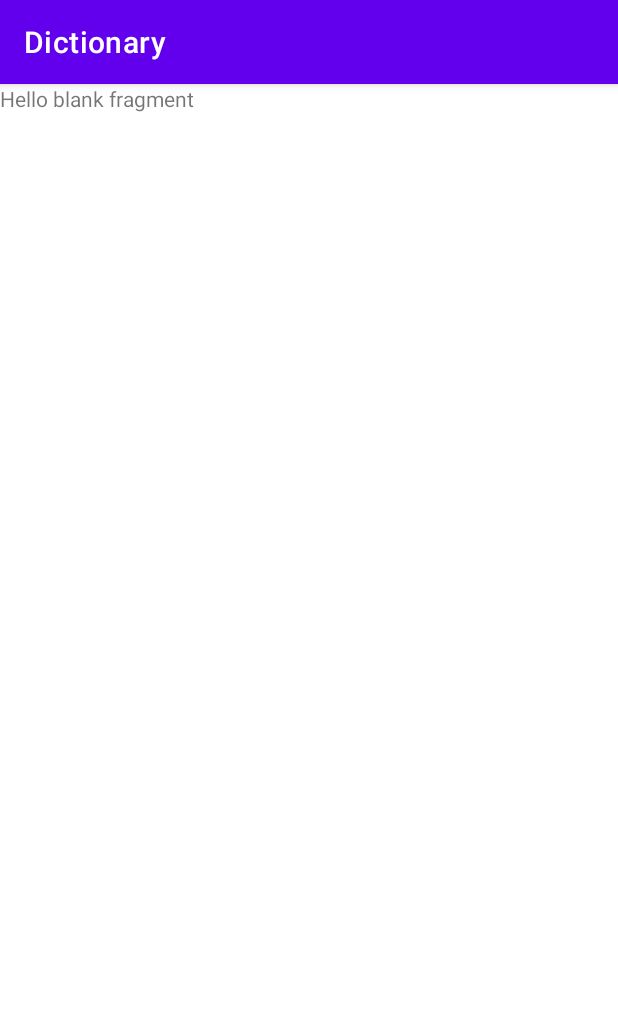
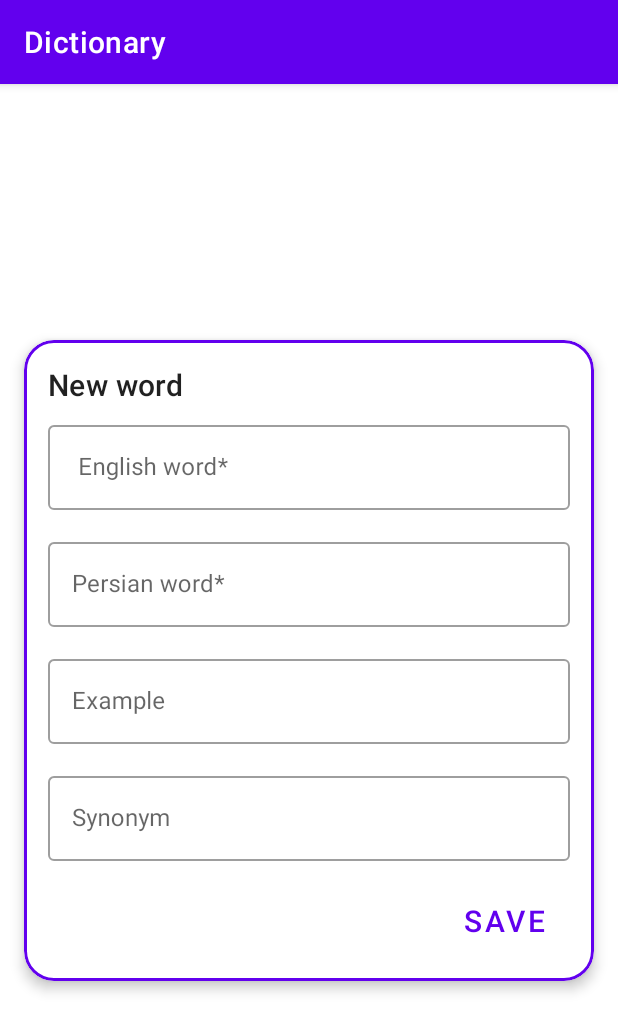
Before and after one commit to Zahra-Jannesari/DictionaryApp, an Android app: the screen it shows after launch (MainActivity), after a tap on an icon or button, on a phone screen of 412 x 824 dp. Shown: the top 1032 px of the screen. Run offline under Robolectric (Android 15) with nearby library versions, the phone set to English and light mode, and no system bars; our stand-ins replace Room's generated code.

Commit message:
set view for add word fragment

```diff
--- a/app/src/main/res/layout/fragment_add_word.xml
+++ b/app/src/main/res/layout/fragment_add_word.xml
@@ -1,14 +1,113 @@
 <?xml version="1.0" encoding="utf-8"?>
-<FrameLayout xmlns:android="http://schemas.android.com/apk/res/android"
+<androidx.constraintlayout.widget.ConstraintLayout xmlns:android="http://schemas.android.com/apk/res/android"
+    xmlns:app="http://schemas.android.com/apk/res-auto"
     xmlns:tools="http://schemas.android.com/tools"
     android:layout_width="match_parent"
     android:layout_height="match_parent"
     tools:context=".AddWordFragment">
 
-    <!-- TODO: Update blank fragment layout -->
-    <TextView
+    <ScrollView
+        android:id="@+id/scrollView"
         android:layout_width="match_parent"
-        android:layout_height="match_parent"
-        android:text="@string/hello_blank_fragment" />
+        android:layout_height="wrap_content"
+        app:layout_constraintBottom_toBottomOf="parent"
+        app:layout_constraintEnd_toEndOf="parent"
+        app:layout_constraintStart_toStartOf="parent"
+        app:layout_constraintTop_toTopOf="parent">
 
-</FrameLayout>
+        <com.google.android.material.card.MaterialCardView
+            android:id="@+id/card"
+            android:layout_width="match_parent"
+            android:layout_height="wrap_content"
+            android:layout_margin="16dp"
+            app:cardCornerRadius="20dp"
+            app:cardElevation="5dp"
+            app:layout_constraintBottom_toBottomOf="parent"
+            app:layout_constraintEnd_toEndOf="parent"
+            app:layout_constraintStart_toStartOf="parent"
+            app:layout_constraintTop_toTopOf="parent"
+            app:strokeColor="?attr/colorPrimary"
+            app:strokeWidth="2dp">
+
+            <LinearLayout
+                android:layout_width="match_parent"
+                android:layout_height="wrap_content"
+                android:orientation="vertical"
+                android:padding="16dp">
+
+                <TextView
+                    android:layout_width="wrap_content"
+                    android:layout_height="wrap_content"
+                    android:text="New word"
+                    android:textAppearance="?attr/textAppearanceHeadline6" />
+
+                <com.google.android.material.textfield.TextInputLayout
+                    style="@style/Widget.MaterialComponents.TextInputLayout.OutlinedBox"
+                    android:layout_width="match_parent"
+                    android:layout_height="wrap_content"
+                    android:layout_marginTop="8dp"
+                    android:hint=" English word*">
+
+                    <com.google.android.material.textfield.TextInputEditText
+                        android:id="@+id/EditText_englishWord"
+                        android:layout_width="match_parent"
+                        android:layout_height="wrap_content" />
+
+                </com.google.android.material.textfield.TextInputLayout>
+
+                <com.google.android.material.textfield.TextInputLayout
+                    style="@style/Widget.MaterialComponents.TextInputLayout.OutlinedBox"
+                    android:layout_width="match_parent"
+                    android:layout_height="wrap_content"
+                    android:layout_marginTop="16dp"
+                    android:hint="Persian word*">
+
+                    <com.google.android.material.textfield.TextInputEditText
+                        android:id="@+id/EditText_persianWord"
+                        android:layout_width="match_parent"
+                        android:layout_height="wrap_content" />
+
+                </com.google.android.material.textfield.TextInputLayout>
+
+                <com.google.android.material.textfield.TextInputLayout
+                    style="@style/Widget.MaterialComponents.TextInputLayout.OutlinedBox"
+                    android:layout_width="match_parent"
+                    android:layout_height="wrap_content"
+                    android:layout_marginTop="16dp"
+                    android:hint="Example">
+
+                    <com.google.android.material.textfield.TextInputEditText
+                        android:id="@+id/EditText_example"
+                        android:layout_width="match_parent"
+                        android:layout_height="wrap_content" />
+
+                </com.google.android.material.textfield.TextInputLayout>
+
+                <com.google.android.material.textfield.TextInputLayout
+                    style="@style/Widget.MaterialComponents.TextInputLayout.OutlinedBox"
+                    android:layout_width="match_parent"
+                    android:layout_height="wrap_content"
+                    android:layout_marginTop="16dp"
+                    android:hint="Synonym">
+
+                    <com.google.android.material.textfield.TextInputEditText
+                        android:id="@+id/EditText_synonym"
+                        android:layout_width="match_parent"
+                        android:layout_height="wrap_content" />
+
+                </com.google.android.material.textfield.TextInputLayout>
+
+
+                <com.google.android.material.button.MaterialButton
+                    style="?attr/borderlessButtonStyle"
+                    android:layout_width="wrap_content"
+                    android:layout_height="wrap_content"
+                    android:layout_gravity="end"
+                    android:layout_marginTop="16dp"
+                    android:text="save"
+                    android:textSize="20sp" />
+            </LinearLayout>
+        </com.google.android.material.card.MaterialCardView>
+
+    </ScrollView>
+</androidx.constraintlayout.widget.ConstraintLayout>
```
